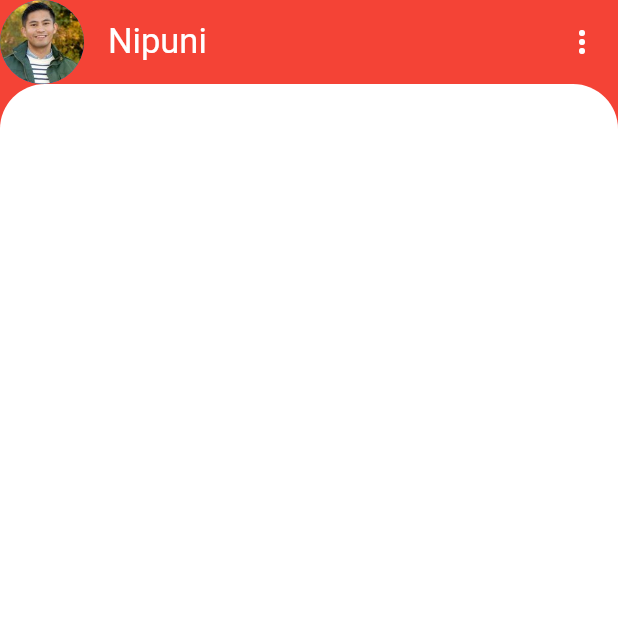
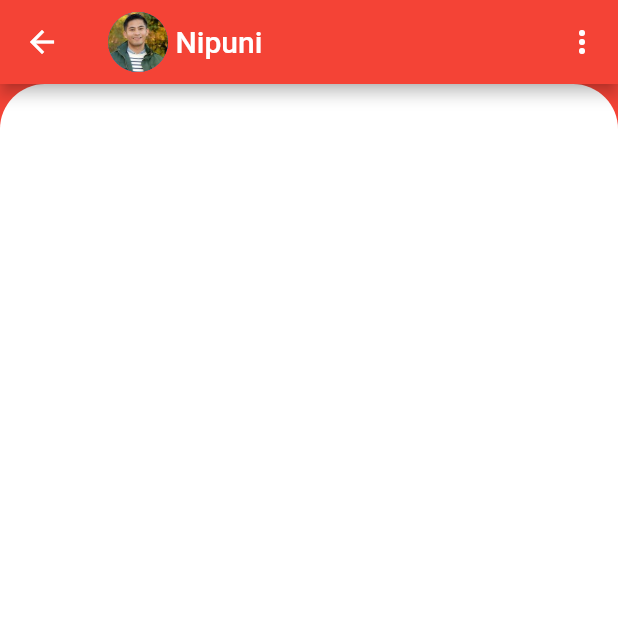
Before and after one commit to NipuniKodithuwakku/chat-app, a Flutter app: the screen it shows after launch, after a tap on "Nipuni", on a phone screen of 412 x 824 dp, the top half of it. Run offline on Flutter 3.47's test engine with Material 2 defaults, Android fonts, the phone set to English and light mode, and no system bars.

Commit message:
make some modifications on chat screen appbar

```diff
--- a/lib/screens/chat_screen.dart
+++ b/lib/screens/chat_screen.dart
@@ -14,18 +14,21 @@ class ChatScreenState extends State<ChatScreen> {
     return Scaffold(
       backgroundColor: Theme.of(context).primaryColor,
       appBar: AppBar(
-        leading: CircleAvatar(
-          radius: 8.0,
-          backgroundImage: AssetImage(widget.user.imageUrl),
-        ),
-        title: Text(
-          widget.user.name,
-          style: TextStyle(
-            fontSize: 23.0,
-            fontWeight: FontWeight.w400,
+        title: Padding(
+          padding: EdgeInsets.only(left: 0.0),
+          child: Row(
+            children: <Widget>[
+              CircleAvatar(
+                radius: 20.0,
+                backgroundImage: AssetImage(widget.user.imageUrl),
+              ),
+              SizedBox(width: 5.0),
+              Text(
+                widget.user.name,
+              ),
+            ],
           ),
         ),
-        elevation: 0.0,
         actions: <Widget>[
           IconButton(
             icon: Icon(Icons.more_vert),
```
